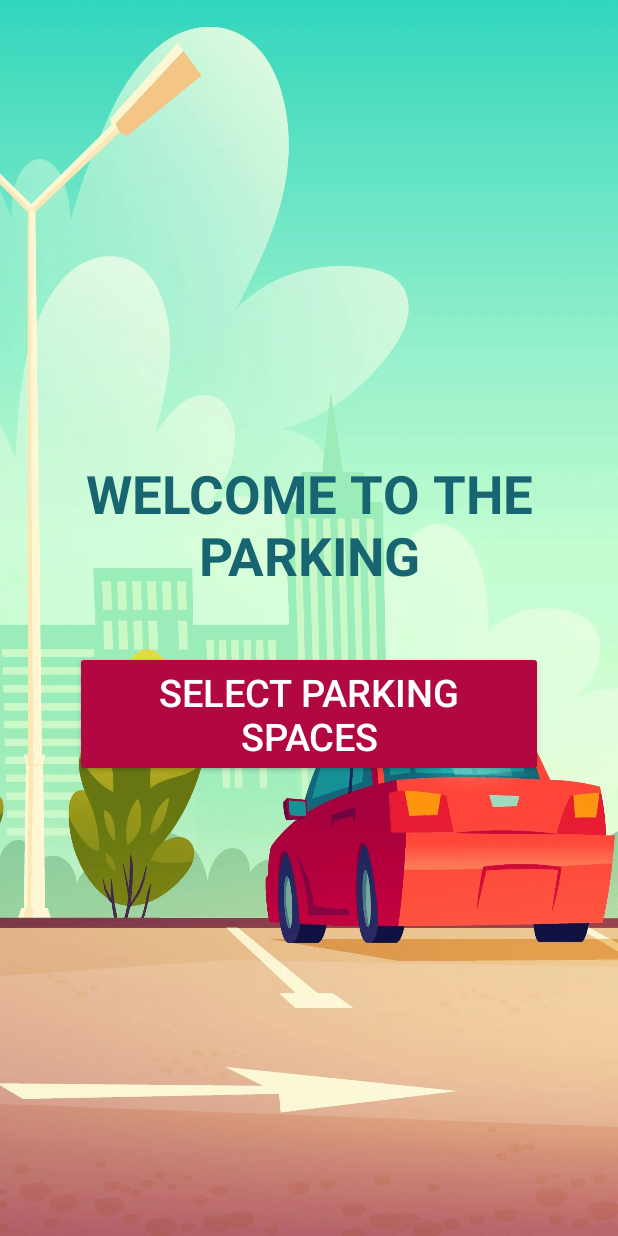
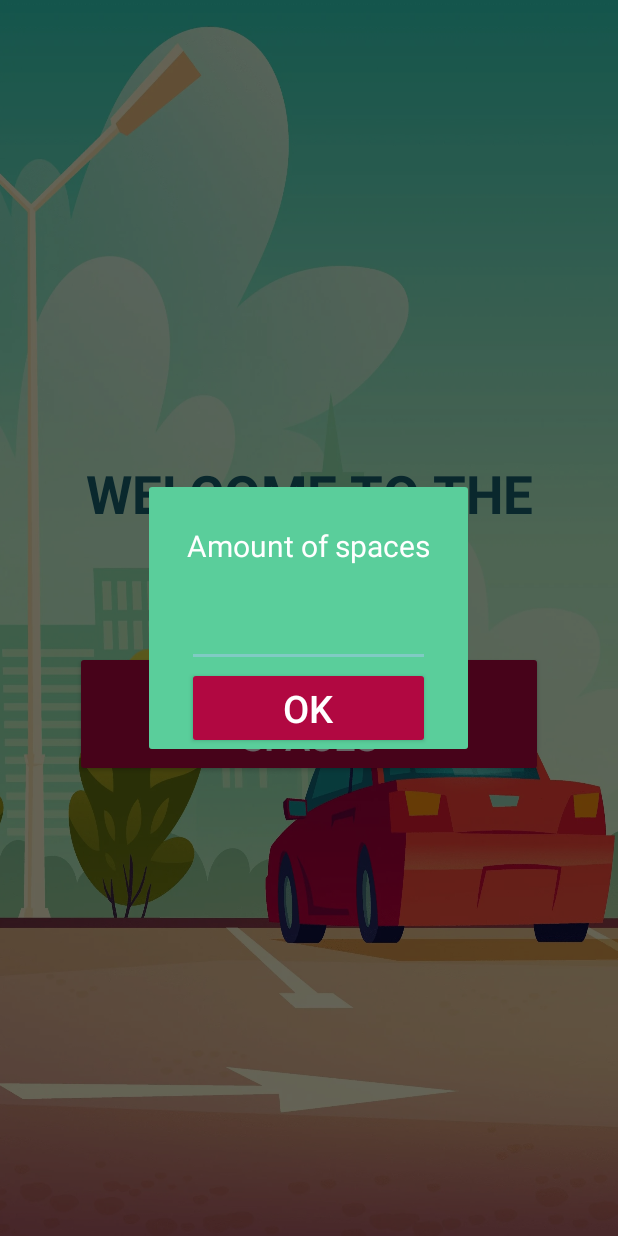
Before and after one commit to PalmiraBenavente/ParkingSystemJava, an Android app: the screen it shows after launch (MainActivity), after a tap on "SELECT PARKING SPACES", on a phone screen of 412 x 824 dp. Run offline under Robolectric (Android 15) with nearby library versions, the phone set to English and light mode, and no system bars.

Commit message:
added dialogFragemnt

```diff
--- a/app/src/main/java/com/example/parkingsystem/MainActivity.java
+++ b/app/src/main/java/com/example/parkingsystem/MainActivity.java
@@ -3,12 +3,13 @@ package com.example.parkingsystem;
 import android.os.Bundle;
 import androidx.appcompat.app.AppCompatActivity;
 import com.example.parkingsystem.databinding.ActivityMainBinding;
+import com.example.parkingsystem.listener.ListenerDialogFragment;
 import com.example.parkingsystem.mvp.contract.ParkingContract;
 import com.example.parkingsystem.mvp.model.ParkingModel;
 import com.example.parkingsystem.mvp.presenter.ParkingPresenter;
 import com.example.parkingsystem.mvp.view.ParkingView;
 
-public class MainActivity extends AppCompatActivity {
+public class MainActivity extends AppCompatActivity implements ListenerDialogFragment {
     private ActivityMainBinding binding;
     private ParkingContract.MainActivityPresenter presenter;
 
@@ -24,4 +25,9 @@ public class MainActivity extends AppCompatActivity {
     private void setListener() {
         this.binding.buttonMainSelectParking.setOnClickListener(view -> presenter.onSelectParkingButtonPressed());
     }
+
+    @Override
+    public void setAmountParkingSpaces(int spaces) {
+        presenter.onSetParkingButtonPressed(spaces);
+    }
 }
--- /dev/null
+++ b/app/src/main/java/com/example/parkingsystem/SpacesParkingDialogFragment.java
@@ -0,0 +1,46 @@
+package com.example.parkingsystem;
+
+import android.content.Context;
+import android.os.Bundle;
+import android.view.LayoutInflater;
+import android.view.View;
+import android.view.ViewGroup;
+import androidx.fragment.app.DialogFragment;
+import com.example.parkingsystem.databinding.FragmentDialogSpaceParkingBinding;
+import com.example.parkingsystem.mvp.contract.DialogSpaceParkingContract;
+import com.example.parkingsystem.listener.ListenerDialogFragment;
+import com.example.parkingsystem.mvp.presenter.DialogSpaceParkingPresenter;
+import com.example.parkingsystem.mvp.view.DialogSpaceParkingView;
+
+public class SpacesParkingDialogFragment extends DialogFragment {
+
+    private FragmentDialogSpaceParkingBinding binding;
+    private DialogSpaceParkingContract.DialogFragmentPresenter presenter;
+    private ListenerDialogFragment listenerDialogFragment;
+
+    public SpacesParkingDialogFragment() {
+    }
+
+    public static SpacesParkingDialogFragment newInstance() {
+        SpacesParkingDialogFragment dialogFragment = new SpacesParkingDialogFragment();
+        return dialogFragment;
+    }
+
+    @Override
+    public void onAttach(Context context) {
+        super.onAttach(context);
+        this.listenerDialogFragment = (ListenerDialogFragment) getActivity();
+    }
+
+    @Override
+    public View onCreateView(LayoutInflater inflater, ViewGroup container, Bundle savedInstanceState) {
+        binding = FragmentDialogSpaceParkingBinding.inflate(getLayoutInflater());
+        presenter = new DialogSpaceParkingPresenter(new DialogSpaceParkingView(binding, this));
+        setListener();
+        return binding.getRoot();
+    }
+
+    private void setListener() {
+        binding.buttonDialogFragmentOk.setOnClickListener(view -> presenter.onSaveButtonPressed(listenerDialogFragment));
+    }
+}
--- /dev/null
+++ b/app/src/main/java/com/example/parkingsystem/listener/ListenerDialogFragment.java
@@ -0,0 +1,5 @@
+package com.example.parkingsystem.listener;
+
+public interface ListenerDialogFragment {
+    void setAmountParkingSpaces(int spaces);
+}
--- /dev/null
+++ b/app/src/main/java/com/example/parkingsystem/mvp/contract/DialogSpaceParkingContract.java
@@ -0,0 +1,15 @@
+package com.example.parkingsystem.mvp.contract;
+
+import com.example.parkingsystem.listener.ListenerDialogFragment;
+
+public interface DialogSpaceParkingContract {
+
+    interface DialogFragmentPresenter {
+        void onSaveButtonPressed(ListenerDialogFragment listenerDialogFragment);
+    }
+
+    interface DialogFragmentView {
+        String getSpacesFromEditText();
+        void dismissDialogFragment();
+    }
+}
--- a/app/src/main/java/com/example/parkingsystem/mvp/contract/ParkingContract.java
+++ b/app/src/main/java/com/example/parkingsystem/mvp/contract/ParkingContract.java
@@ -3,15 +3,17 @@ package com.example.parkingsystem.mvp.contract;
 public interface ParkingContract {
 
     interface MainActivityModel {
-        void setParkingSpace();
+        void setParkingSpace(int parkingSpace);
         int getParkingSpace();
     }
 
     interface MainActivityView {
-        void showParkingSpacesAvailable(int parkingSpace);
+        void showSelectionParkingSpaces(int parkingSpace);
+        void toastShowSpaces(int parkingSpace);
     }
 
     interface MainActivityPresenter {
         void onSelectParkingButtonPressed();
+        void onSetParkingButtonPressed(int spaces);
     }
 }
--- a/app/src/main/java/com/example/parkingsystem/mvp/model/ParkingModel.java
+++ b/app/src/main/java/com/example/parkingsystem/mvp/model/ParkingModel.java
@@ -6,8 +6,8 @@ public class ParkingModel implements ParkingContract.MainActivityModel {
     private int parkingSpace;
 
     @Override
-    public void setParkingSpace() {
-        this.parkingSpace = 6;
+    public void setParkingSpace(int parkingSpace) {
+        this.parkingSpace = parkingSpace;
     }
 
     @Override
--- /dev/null
+++ b/app/src/main/java/com/example/parkingsystem/mvp/presenter/DialogSpaceParkingPresenter.java
@@ -0,0 +1,19 @@
+package com.example.parkingsystem.mvp.presenter;
+
+import com.example.parkingsystem.listener.ListenerDialogFragment;
+import com.example.parkingsystem.mvp.contract.DialogSpaceParkingContract;
+
+public class DialogSpaceParkingPresenter implements DialogSpaceParkingContract.DialogFragmentPresenter {
+    private DialogSpaceParkingContract.DialogFragmentView view;
+
+    public DialogSpaceParkingPresenter(DialogSpaceParkingContract.DialogFragmentView view) {
+        this.view = view;
+    }
+
+    @Override
+    public void onSaveButtonPressed(ListenerDialogFragment listenerDialogFragment) {
+        Integer number = Integer.valueOf(view.getSpacesFromEditText());
+        listenerDialogFragment.setAmountParkingSpaces(number);
+        view.dismissDialogFragment();
+    }
+}
--- a/app/src/main/java/com/example/parkingsystem/mvp/presenter/ParkingPresenter.java
+++ b/app/src/main/java/com/example/parkingsystem/mvp/presenter/ParkingPresenter.java
@@ -13,7 +13,12 @@ public class ParkingPresenter implements ParkingContract.MainActivityPresenter {
 
     @Override
     public void onSelectParkingButtonPressed() {
-        model.setParkingSpace();
-        view.showParkingSpacesAvailable(model.getParkingSpace());
+        view.showSelectionParkingSpaces(model.getParkingSpace());
+    }
+
+    @Override
+    public void onSetParkingButtonPressed(int spaces) {
+        model.setParkingSpace(spaces);
+        view.toastShowSpaces(model.getParkingSpace());
     }
 }
--- /dev/null
+++ b/app/src/main/java/com/example/parkingsystem/mvp/view/DialogSpaceParkingView.java
@@ -0,0 +1,27 @@
+package com.example.parkingsystem.mvp.view;
+
+import com.example.parkingsystem.SpacesParkingDialogFragment;
+import com.example.parkingsystem.databinding.FragmentDialogSpaceParkingBinding;
+import com.example.parkingsystem.mvp.contract.DialogSpaceParkingContract;
+import com.example.parkingsystem.mvp.view.base.FragmentView;
+
+public class DialogSpaceParkingView extends FragmentView implements DialogSpaceParkingContract.DialogFragmentView {
+    private FragmentDialogSpaceParkingBinding binding;
+
+    public DialogSpaceParkingView(FragmentDialogSpaceParkingBinding binding, SpacesParkingDialogFragment spacesParkingDialogFragment) {
+        super(spacesParkingDialogFragment);
+        this.binding = binding;
+    }
+
+    public String getSpacesFromEditText() {
+        return binding.editTextDialogFragmentSpaces.getText().toString();
+    }
+
+    @Override
+    public void dismissDialogFragment() {
+        SpacesParkingDialogFragment dialogFragmentReference = (SpacesParkingDialogFragment) getFragment();
+        if (dialogFragmentReference != null) {
+            dialogFragmentReference.dismiss();
+        }
+    }
+}
--- a/app/src/main/java/com/example/parkingsystem/mvp/view/ParkingView.java
+++ b/app/src/main/java/com/example/parkingsystem/mvp/view/ParkingView.java
@@ -3,7 +3,9 @@ package com.example.parkingsystem.mvp.view;
 import android.app.Activity;
 import android.content.Context;
 import android.widget.Toast;
+import androidx.fragment.app.FragmentManager;
 import com.example.parkingsystem.R;
+import com.example.parkingsystem.SpacesParkingDialogFragment;
 import com.example.parkingsystem.databinding.ActivityMainBinding;
 import com.example.parkingsystem.mvp.contract.ParkingContract;
 import com.example.parkingsystem.mvp.view.base.ActivityView;
@@ -17,10 +19,15 @@ public class ParkingView extends ActivityView implements ParkingContract.MainAct
     }
 
     @Override
-    public void showParkingSpacesAvailable(int parkingSpace) {
+    public void showSelectionParkingSpaces(int parkingSpace) {
+        FragmentManager fragmentManager = getFragmentManager();
+        SpacesParkingDialogFragment spacesParkingDialogFragment = SpacesParkingDialogFragment.newInstance();
+        spacesParkingDialogFragment.show(fragmentManager, "dialog_fragment");
+    }
+
+    public void toastShowSpaces(int parkingSpace) {
         Context context = getContext();
-        if (context != null) {
-            Toast.makeText(context, context.getString(R.string.toast_main_activity_select_space_parking, parkingSpace), Toast.LENGTH_LONG).show();
-        }
+        if (context != null)
+            Toast.makeText(context, context.getString(R.string.toast_main_activity_select_space_parking, parkingSpace), Toast.LENGTH_SHORT).show();
     }
 }
--- a/app/src/main/java/com/example/parkingsystem/mvp/view/base/ActivityView.java
+++ b/app/src/main/java/com/example/parkingsystem/mvp/view/base/ActivityView.java
@@ -1,9 +1,10 @@
 package com.example.parkingsystem.mvp.view.base;
 
 import android.app.Activity;
-import android.app.FragmentManager;
 import android.content.Context;
 import androidx.annotation.Nullable;
+import androidx.appcompat.app.AppCompatActivity;
+import androidx.fragment.app.FragmentManager;
 import java.lang.ref.WeakReference;
 
 public class ActivityView {
@@ -26,6 +27,6 @@ public class ActivityView {
     @Nullable
     public FragmentManager getFragmentManager() {
         Activity activity = getActivity();
-        return (activity != null) ? activity.getFragmentManager() : null;
+        return (activity != null) ? ((AppCompatActivity) activity).getSupportFragmentManager() : null;
     }
 }
--- /dev/null
+++ b/app/src/main/java/com/example/parkingsystem/mvp/view/base/FragmentView.java
@@ -0,0 +1,21 @@
+package com.example.parkingsystem.mvp.view.base;
+
+import android.content.Context;
+import androidx.fragment.app.Fragment;
+import java.lang.ref.WeakReference;
+
+public class FragmentView {
+    private WeakReference<Fragment> fragmentWeakRef;
+
+    public FragmentView(Fragment fragment) {
+        this.fragmentWeakRef = new WeakReference<>(fragment);
+    }
+
+    public Fragment getFragment() {
+        return fragmentWeakRef.get();
+    }
+
+    public Context getContext() {
+        return getFragment().getContext();
+    }
+}
--- /dev/null
+++ b/app/src/main/res/layout/fragment_dialog_space_parking.xml
@@ -0,0 +1,32 @@
+<?xml version="1.0" encoding="utf-8"?>
+<LinearLayout xmlns:android="http://schemas.android.com/apk/res/android"
+    android:layout_width="@dimen/width_dialog_fragment_size_xbig"
+    android:layout_height="@dimen/height_dialog_fragment_size_xbig"
+    android:layout_gravity="center"
+    android:background="@color/medium_aqua"
+    android:orientation="vertical">
+
+    <TextView
+        android:id="@+id/text_view_dialog_fragment_spaces"
+        style="@style/TextFragmentViewStyle"
+        android:layout_width="match_parent"
+        android:layout_height="wrap_content"
+        android:layout_margin="@dimen/margin_dialog_fragment_size_xbig"
+        android:text="@string/text_view_dialog_fragment_set_space" />
+
+    <EditText
+        android:id="@+id/edit_text_dialog_fragment_spaces"
+        style="@style/EditTextFragmentViewStyle"
+        android:layout_width="match_parent"
+        android:layout_height="wrap_content"
+        android:layout_marginHorizontal="@dimen/margin_dialog_fragment_size_xbig"
+        android:inputType="number" />
+
+    <Button
+        android:id="@+id/button_dialog_fragment_ok"
+        style="@style/ButtonFragmentStyle"
+        android:layout_width="match_parent"
+        android:layout_height="wrap_content"
+        android:layout_marginHorizontal="@dimen/margin_dialog_fragment_size_xbig"
+        android:text="@string/button_fragment_set_parking_ok" />
+</LinearLayout>
--- a/app/src/main/res/values/colors.xml
+++ b/app/src/main/res/values/colors.xml
@@ -9,4 +9,6 @@
     <color name="white">#FFFFFFFF</color>
     <color name="ming">#186572</color>
     <color name="amaranth_purple">#B10841</color>
+    <color name="cooper_penny">#BF716D</color>
+    <color name="medium_aqua">#5ACE9B</color>
 </resources>
--- a/app/src/main/res/values/dimens.xml
+++ b/app/src/main/res/values/dimens.xml
@@ -1,7 +1,14 @@
 <?xml version="1.0" encoding="utf-8"?>
 <resources>
     <dimen name="text_size_xbig">35sp</dimen>
+    <dimen name="text_size_normal">20sp</dimen>
+    <dimen name="edit_text_dialog_fragment_text_size_small">15sp</dimen>
     <dimen name="button_text_size_big">25sp</dimen>
     <dimen name="button_main_margin_top_big">40dp</dimen>
     <dimen name="button_main_margin_horizontal_xbig">50dp</dimen>
+    <dimen name="edit_text_dialog_fragment_margin_top_small">20dp</dimen>
+    <dimen name="layout_dialog_fragment_margin_small">20dp</dimen>
+    <dimen name="width_dialog_fragment_size_xbig">300dp</dimen>
+    <dimen name="height_dialog_fragment_size_xbig">200dp</dimen>
+    <dimen name="margin_dialog_fragment_size_xbig">25dp</dimen>
 </resources>
--- a/app/src/main/res/values/strings.xml
+++ b/app/src/main/res/values/strings.xml
@@ -3,4 +3,6 @@
     <string name="text_main_activity_parking">Welcome to the Parking</string>
     <string name="button_main_activity_set_parking">Select Parking Spaces</string>
     <string name="toast_main_activity_select_space_parking">Amount of space selected: %1$d</string>
+    <string name="text_view_dialog_fragment_set_space">Amount of spaces</string>
+    <string name="button_fragment_set_parking_ok">OK</string>
 </resources>
--- a/app/src/main/res/values/styles.xml
+++ b/app/src/main/res/values/styles.xml
@@ -15,4 +15,21 @@
         <item name="android:textSize">@dimen/button_text_size_big</item>
         <item name="android:layout_marginTop">@dimen/button_main_margin_top_big</item>
     </style>
+
+    <style name="TextFragmentViewStyle">
+        <item name="fontStyle">italic</item>
+        <item name="android:textColor">@color/white</item>
+        <item name="android:textSize">@dimen/text_size_normal</item>
+        <item name="android:textAlignment">center</item>
+    </style>
+
+    <style name="EditTextFragmentViewStyle">
+        <item name="android:textSize">@dimen/edit_text_dialog_fragment_text_size_small</item>
+        <item name="android:textColorHint">@color/ming</item>
+    </style>
+
+    <style name="ButtonFragmentStyle">
+        <item name="android:backgroundTint">@color/amaranth_purple</item>
+        <item name="android:textSize">@dimen/button_text_size_big</item>
+    </style>
 </resources>
```
